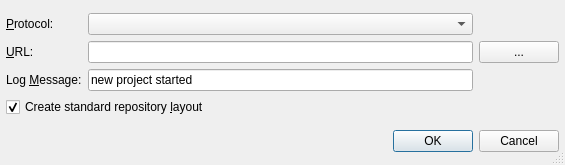
First picture: the form in Plugins/VcsPlugins/vcsPySvn/SvnOptionsDialog.ui, repository testmana2/test, before the edit.
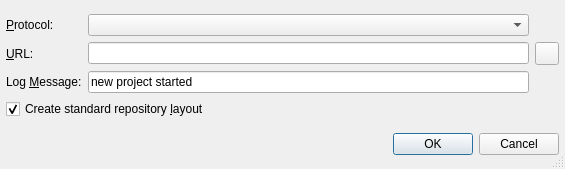
Second picture: the form after the edit.

Commit message: Changed all the file or directory selection buttons to QToolButton and gave them an icon.

Diff of the .ui file:
```diff
--- a/Plugins/VcsPlugins/vcsPySvn/SvnOptionsDialog.ui
+++ b/Plugins/VcsPlugins/vcsPySvn/SvnOptionsDialog.ui
@@ -7,7 +7,7 @@
     <x>0</x>
     <y>0</y>
     <width>565</width>
-    <height>165</height>
+    <height>169</height>
    </rect>
   </property>
   <property name="windowTitle">
@@ -57,16 +57,6 @@
        </property>
       </widget>
      </item>
-     <item row="1" column="2">
-      <widget class="QPushButton" name="vcsUrlButton">
-       <property name="toolTip">
-        <string>Select the repository url via a directory selection dialog or the repository browser</string>
-       </property>
-       <property name="text">
-        <string>...</string>
-       </property>
-      </widget>
-     </item>
      <item row="1" column="0">
       <widget class="QLabel" name="vcsUrlLabel">
        <property name="text">
@@ -111,6 +101,13 @@
        </property>
       </widget>
      </item>
+     <item row="1" column="2">
+      <widget class="QToolButton" name="vcsUrlButton">
+       <property name="toolTip">
+        <string>Select the repository url via a directory selection dialog or the repository browser</string>
+       </property>
+      </widget>
+     </item>
     </layout>
    </item>
    <item>
```
The commit also changes 127 other files.
